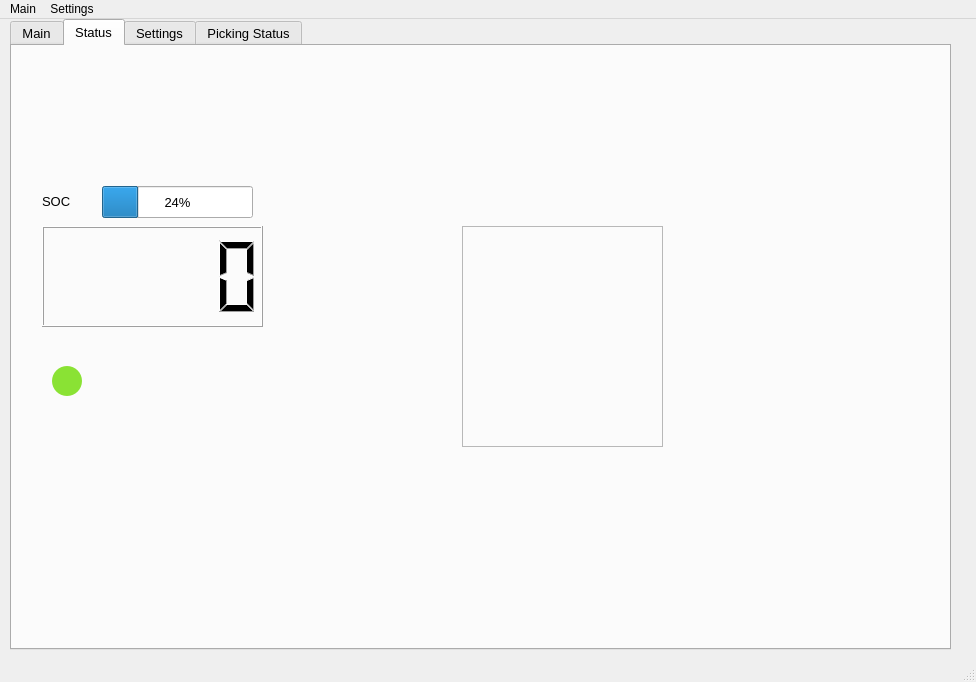
HK-AutoPlant/Gantry, file gui/mainwindow2.ui: the form before one commit.
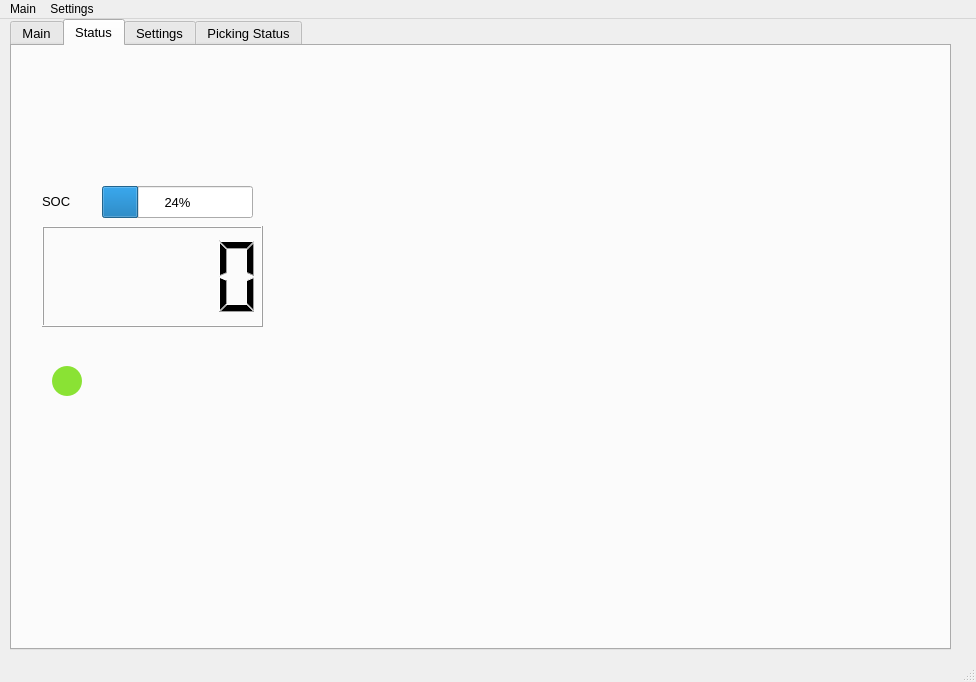
The form after the commit. The open tabs and pages were chosen to show the change. Icons and pictures are not drawn.

Commit message: added Måns gui

What changed in the file:
```diff
--- a/gui/mainwindow2.ui
+++ b/gui/mainwindow2.ui
@@ -549,22 +549,6 @@
        <enum>QFrame::Raised</enum>
       </property>
      </widget>
-     <widget class="QFrame" name="frame_6">
-      <property name="geometry">
-       <rect>
-        <x>450</x>
-        <y>180</y>
-        <width>201</width>
-        <height>221</height>
-       </rect>
-      </property>
-      <property name="frameShape">
-       <enum>QFrame::StyledPanel</enum>
-      </property>
-      <property name="frameShadow">
-       <enum>QFrame::Raised</enum>
-      </property>
-     </widget>
     </widget>
     <widget class="QWidget" name="tab_3">
      <attribute name="title">
```
Left out of the diff: 17 changed lines with no effect on the pictures. The commit also changes 6 other files.
